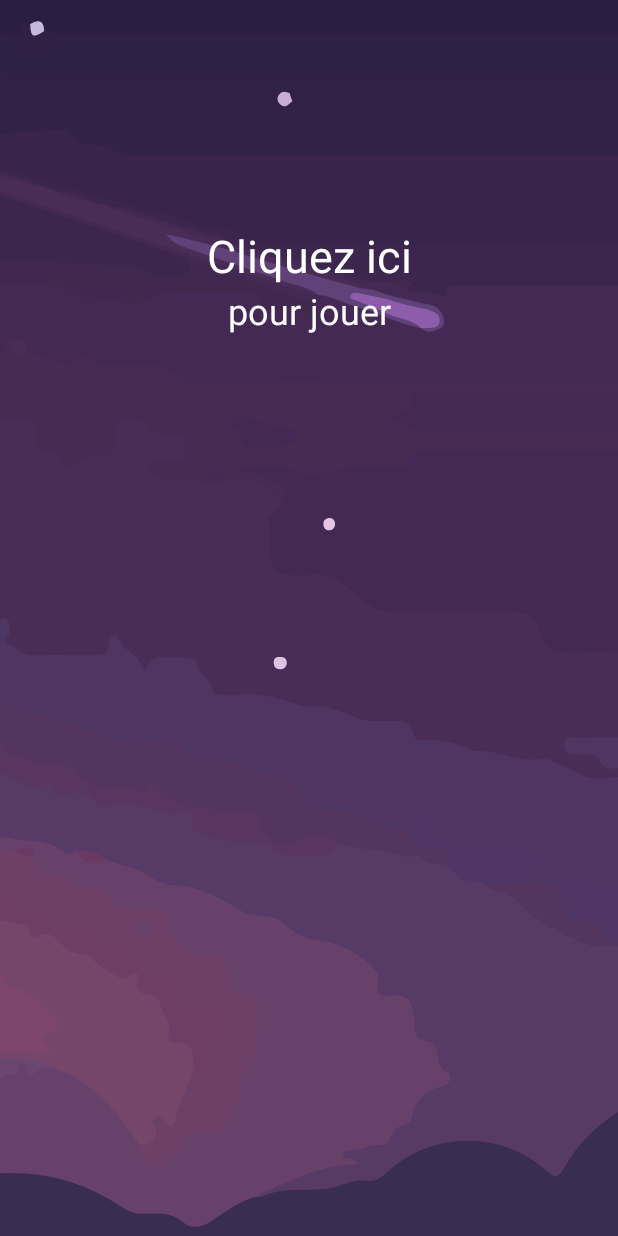
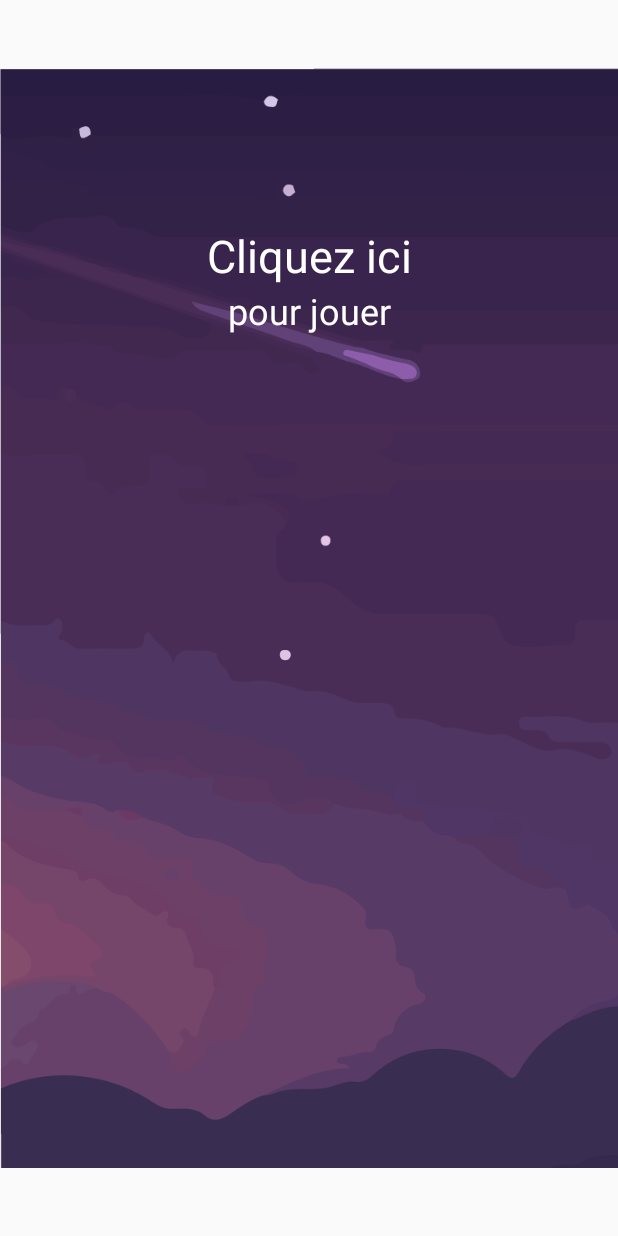
Before and after one commit to sarah-mrcrt/Invader, an Android app: the layout activity_start.xml on its own in the app's theme, with its tools: preview values and no code run, on a phone screen of 412 x 824 dp. Run offline under Robolectric (Android 15) with nearby library versions, the light colour scheme and no system bars.

Commit message:
Jeu potable

```diff
--- a/app/src/main/AndroidManifest.xml
+++ b/app/src/main/AndroidManifest.xml
@@ -4,19 +4,19 @@
 
     <application
         android:allowBackup="true"
-        android:icon="@mipmap/ic_launcher"
+        android:icon="@mipmap/logo_appli"
         android:label="@string/app_name"
         android:roundIcon="@mipmap/ic_launcher_round"
         android:supportsRtl="true"
         android:theme="@style/AppTheme">
-        <activity android:name="fr.iutlens.mmi.casseBrique2020.MainActivity">
+        <activity android:name="fr.iutlens.mmi.casseBrique2020.StartActivity">
             <intent-filter>
                 <action android:name="android.intent.action.MAIN" />
 
                 <category android:name="android.intent.category.LAUNCHER" />
             </intent-filter>
         </activity>
-        <activity android:name="fr.iutlens.mmi.casseBrique2020.StartActivity"></activity>
+        <activity android:name="fr.iutlens.mmi.casseBrique2020.MainActivity"></activity>
     </application>
 
 </manifest>
--- a/app/src/main/java/fr/iutlens/mmi/casseBrique2020/Armada.java
+++ b/app/src/main/java/fr/iutlens/mmi/casseBrique2020/Armada.java
@@ -26,9 +26,9 @@ class Armada extends Sprite{
         this.missile = missile;
         briques = new ArrayList<>();
 
-        for(int i = 1; i <15; ++i){
+        for(int i = 1; i <7; ++i){
             for(int j= 0; j< 10; ++j){
-                briques.add(new Alien(id,i*120,j*120));
+                briques.add(new Alien(id,i*240,j*120));
             }
         }
 
--- a/app/src/main/java/fr/iutlens/mmi/casseBrique2020/StartActivity.java
+++ b/app/src/main/java/fr/iutlens/mmi/casseBrique2020/StartActivity.java
@@ -5,6 +5,7 @@ import android.support.v7.app.AppCompatActivity;
 import android.os.Bundle;
 import android.view.View;
 import android.widget.ImageButton;
+import android.widget.ImageView;
 
 public class StartActivity extends AppCompatActivity {
 
@@ -13,7 +14,7 @@ public class StartActivity extends AppCompatActivity {
         super.onCreate(savedInstanceState);
         setContentView(R.layout.activity_start);
 
-        ImageButton btn_start = findViewById(R.id.btn_start);
+        ImageView btn_start = findViewById(R.id.btn_start);
         btn_start.setOnClickListener(new View.OnClickListener() {
 
             @Override
--- a/app/src/main/res/layout/activity-end.xml
+++ /dev/null
@@ -1,6 +0,0 @@
-<?xml version="1.0" encoding="utf-8"?>
-<android.support.constraint.ConstraintLayout
-    xmlns:android="http://schemas.android.com/apk/res/android" android:layout_width="match_parent"
-    android:layout_height="match_parent">
-
-</android.support.constraint.ConstraintLayout>
--- a/app/src/main/res/layout/activity_start.xml
+++ b/app/src/main/res/layout/activity_start.xml
@@ -6,10 +6,10 @@
     android:layout_height="match_parent"
     tools:context="fr.iutlens.mmi.casseBrique2020.StartActivity">
 
-    <ImageButton
+    <ImageView
         android:id="@+id/btn_start"
-        android:layout_width="wrap_content"
-        android:layout_height="wrap_content"
+        android:layout_width="0dp"
+        android:layout_height="0dp"
         app:layout_constraintBottom_toBottomOf="parent"
         app:layout_constraintEnd_toEndOf="parent"
         app:layout_constraintHorizontal_bias="1.0"
```
Also changed, not shown: app/src/main/java/fr/iutlens/mmi/casseBrique2020/GameView.java (+18 -14 lines), app/src/main/res/mipmap-nodpi/logo_appli.png (added).
